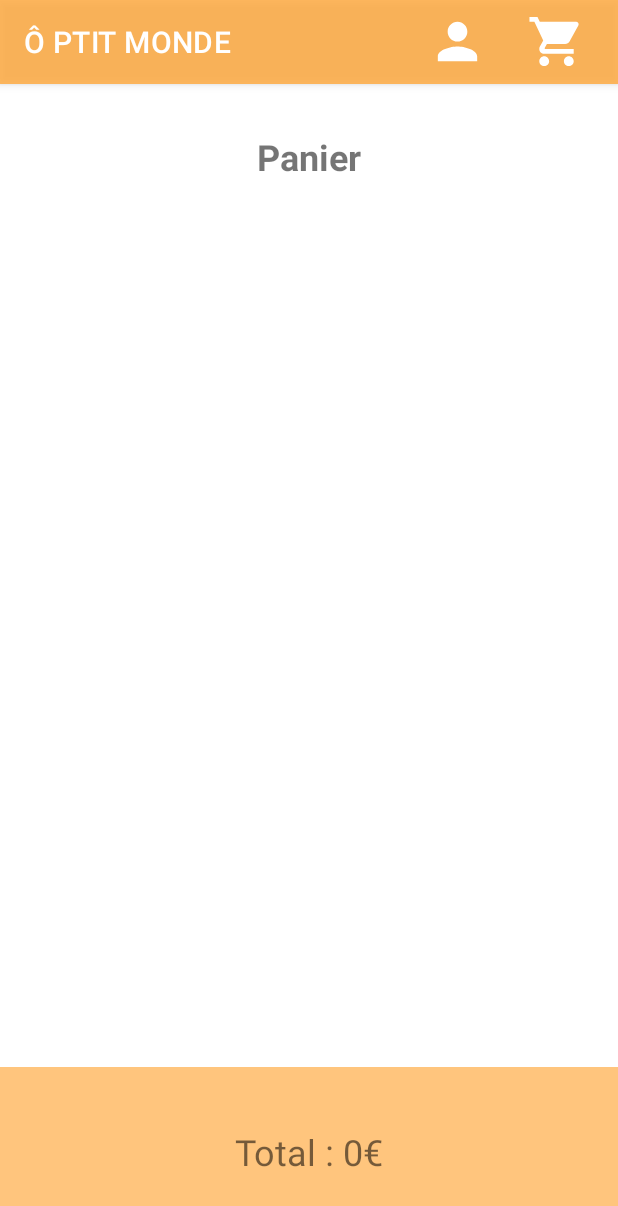
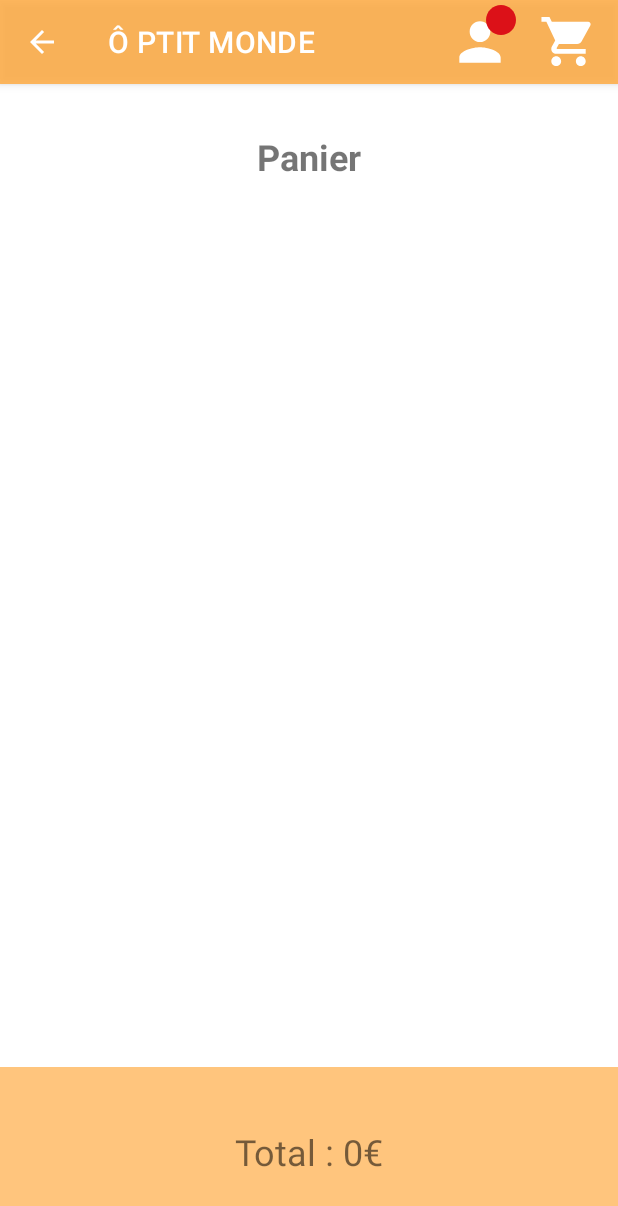
Before and after one commit to MathiasBoillot/AndroidERestaurant, an Android app: the screen it shows after launch (CartActivity), after a tap on an icon or button, on a phone screen of 412 x 824 dp. Shown: the top 1206 px of the screen. Run offline under Robolectric (Android 15) with nearby library versions, the phone set to English and light mode, and no system bars; our stand-ins replace Volley; Roboto replaces fonts that are not available here.

Commit message:
Fixed bugs

```diff
--- a/app/src/main/java/fr/isen/boillot/androiderestaurant/BaseActivity.kt
+++ b/app/src/main/java/fr/isen/boillot/androiderestaurant/BaseActivity.kt
@@ -5,6 +5,7 @@ import android.content.Intent
 import android.content.SharedPreferences
 import android.view.Menu
 import android.view.View
+import android.widget.ImageView
 import android.widget.TextView
 import androidx.appcompat.app.AppCompatActivity
 import androidx.core.view.isVisible
@@ -15,14 +16,29 @@ open class BaseActivity : AppCompatActivity() {
 
     override fun onCreateOptionsMenu(menu: Menu?): Boolean {
         menuInflater.inflate(R.menu.basket_menu, menu)
-        val menuView = (menu?.findItem(R.id.show_basket)?.actionView).apply {
+        val cartView = (menu?.findItem(R.id.show_basket)?.actionView).apply {
             setupBadge(this)
         }
 
+        val userView = (menu?.findItem(R.id.show_user_account)?.actionView)
 
-        menuView?.setOnClickListener {
+
+        cartView?.setOnClickListener {
             startActivity(Intent(this, CartActivity::class.java))
         }
+
+        userView?.setOnClickListener {
+            startActivity(Intent(this, UserAccountActivity::class.java))
+        }
+
+        val sharedPreferences: SharedPreferences =
+            getSharedPreferences(FILE_PREF, Context.MODE_PRIVATE)
+        if(sharedPreferences.getString(ID, "0") != "0")
+            userView?.findViewById<ImageView>(R.id.user_status)?.setImageResource(R.drawable.badge_status_connected)
+        else
+            userView?.findViewById<ImageView>(R.id.user_status)?.setImageResource(R.drawable.badge_status_disconnected)
+        invalidateOptionsMenu()
+
 
 
         return super.onCreateOptionsMenu(menu)
@@ -41,6 +57,11 @@ open class BaseActivity : AppCompatActivity() {
         }
     }
 
+    override fun onResume() {
+        super.onResume()
+        invalidateOptionsMenu()
+    }
+
     companion object {
         const val FILE_ORDER = "cart.json"
         const val FILE_PREF = "app_pref"
--- a/app/src/main/java/fr/isen/boillot/androiderestaurant/CartActivity.kt
+++ b/app/src/main/java/fr/isen/boillot/androiderestaurant/CartActivity.kt
@@ -25,7 +25,7 @@ import fr.isen.boillot.androiderestaurant.model.OrderList
 import org.json.JSONObject
 import java.io.File
 
-class CartActivity : AppCompatActivity() {
+class CartActivity : BaseActivity() {
 
     private lateinit var binding: ActivityCartBinding
 
@@ -93,21 +93,21 @@ class CartActivity : AppCompatActivity() {
         }.apply()
     }
 
-    override fun onCreateOptionsMenu(menu: Menu?): Boolean {
-        menuInflater.inflate(R.menu.basket_menu, menu)
-        val menuView = menu?.findItem(R.id.show_basket)?.actionView
-        val countText = menuView?.findViewById(R.id.nbItems) as? TextView
-
-        countText?.isVisible = getItemsCount() > 0
-        countText?.text = getItemsCount().toString()
-
-        return true
-    }
-
-    private fun getItemsCount(): Int {
-        val sharedPreferences = getSharedPreferences(FILE_PREF, MODE_PRIVATE)
-        return sharedPreferences.getInt(BASKET_COUNTER, 0)
-    }
+//    override fun onCreateOptionsMenu(menu: Menu?): Boolean {
+//        menuInflater.inflate(R.menu.basket_menu, menu)
+//        val menuView = menu?.findItem(R.id.show_basket)?.actionView
+//        val countText = menuView?.findViewById(R.id.nbItems) as? TextView
+//
+//        countText?.isVisible = getItemsCount() > 0
+//        countText?.text = getItemsCount().toString()
+//
+//        return true
+//    }
+//
+//    private fun getItemsCount(): Int {
+//        val sharedPreferences = getSharedPreferences(FILE_PREF, MODE_PRIVATE)
+//        return sharedPreferences.getInt(BASKET_COUNTER, 0)
+//    }
 
     private fun orderPost(sharedPreferences: SharedPreferences, orderList: OrderList, file: File) {
         val queue = Volley.newRequestQueue(this)
@@ -127,16 +127,22 @@ class CartActivity : AppCompatActivity() {
             sharedPreferences.edit().apply {
                 putInt(BASKET_COUNTER, 0)
             }.apply()
+
+            val intent = Intent(this, SuccessOrderActivity::class.java)
+            intent.putExtra("price_paid", orderList.totalPriceOrder())
+
             file.delete()
             binding.recyclerViewCart.adapter?.notifyDataSetChanged()
             invalidateOptionsMenu()
-            startActivity(Intent(this, SuccessOrderActivity::class.java))
+
+            startActivity(intent)
 
         }) { error ->
             error.printStackTrace()
             Toast.makeText(this,
                 "Restaurant temporairement fermé, veuillez réessayez plus tard",
                 Toast.LENGTH_LONG).show()
+
             startActivity(Intent(this, ErrorOrderActivity::class.java))
 
         }
--- a/app/src/main/java/fr/isen/boillot/androiderestaurant/DetailActivity.kt
+++ b/app/src/main/java/fr/isen/boillot/androiderestaurant/DetailActivity.kt
@@ -1,6 +1,7 @@
 package fr.isen.boillot.androiderestaurant
 
 import android.content.Context
+import android.content.Intent
 import android.content.SharedPreferences
 import android.os.Bundle
 import com.google.android.material.snackbar.Snackbar
--- a/app/src/main/java/fr/isen/boillot/androiderestaurant/HomeActivity.kt
+++ b/app/src/main/java/fr/isen/boillot/androiderestaurant/HomeActivity.kt
@@ -7,14 +7,17 @@ import android.widget.Button
 import android.widget.Toast
 import fr.isen.boillot.androiderestaurant.databinding.ActivityHomeBinding
 
-private lateinit var binding: ActivityHomeBinding
 
 class HomeActivity : BaseActivity() {
+
+    private lateinit var binding: ActivityHomeBinding
+
     override fun onCreate(savedInstanceState: Bundle?) {
         super.onCreate(savedInstanceState)
 
         binding = ActivityHomeBinding.inflate(layoutInflater)
         setContentView(binding.root)
+
         binding.buttonStarter.setOnClickListener {
             Toast.makeText(applicationContext, "Choisissez votre entrée", Toast.LENGTH_LONG).show()
             displayListPage(binding.buttonStarter)
--- a/app/src/main/java/fr/isen/boillot/androiderestaurant/SuccessOrderActivity.kt
+++ b/app/src/main/java/fr/isen/boillot/androiderestaurant/SuccessOrderActivity.kt
@@ -16,8 +16,12 @@ class SuccessOrderActivity : AppCompatActivity() {
         binding = ActivitySuccessOrderBinding.inflate(layoutInflater)
         setContentView(binding.root)
 
-        binding.backHome.setOnClickListener {
+        val price = intent.getStringExtra("price_paid")
+
+        binding.backHomeSuccess.setOnClickListener {
             startActivity(Intent(this, HomeActivity::class.java))
         }
+
+        binding.priceOrderSuccess.text = price
     }
 }
--- /dev/null
+++ b/app/src/main/res/drawable/badge_status_connected.xml
@@ -0,0 +1,5 @@
+<vector android:height="200dp" android:tint="#0EDC2C"
+    android:viewportHeight="24" android:viewportWidth="24"
+    android:width="200dp" xmlns:android="http://schemas.android.com/apk/res/android">
+    <path android:fillColor="@android:color/white" android:pathData="M12,2C6.47,2 2,6.47 2,12s4.47,10 10,10 10,-4.47 10,-10S17.53,2 12,2z"/>
+</vector>
--- /dev/null
+++ b/app/src/main/res/drawable/badge_status_disconnected.xml
@@ -0,0 +1,5 @@
+<vector android:height="24dp" android:tint="#DC1118"
+    android:viewportHeight="24" android:viewportWidth="24"
+    android:width="24dp" xmlns:android="http://schemas.android.com/apk/res/android">
+    <path android:fillColor="@android:color/white" android:pathData="M12,2C6.47,2 2,6.47 2,12s4.47,10 10,10 10,-4.47 10,-10S17.53,2 12,2z"/>
+</vector>
--- a/app/src/main/res/layout/cart_badge.xml
+++ b/app/src/main/res/layout/cart_badge.xml
@@ -5,24 +5,11 @@
     android:layout_height="wrap_content">
 
     <ImageView
-        android:id="@+id/cart_logo2"
-        android:layout_width="50dp"
-        android:layout_height="50dp"
-        android:layout_marginEnd="16dp"
-        android:contentDescription="@string/basket_item"
-        android:padding="5dp"
-        app:layout_constraintBottom_toBottomOf="parent"
-        app:layout_constraintEnd_toStartOf="@+id/cart_logo"
-        app:layout_constraintHorizontal_bias="1.0"
-        app:layout_constraintStart_toStartOf="parent"
-        app:layout_constraintTop_toTopOf="parent"
-        app:srcCompat="@drawable/ic_baseline_person_24" />
-
-    <ImageView
         android:id="@+id/cart_logo"
         android:layout_width="50dp"
         android:layout_height="50dp"
-        android:layout_marginStart="50dp"
+        android:layout_marginStart="8dp"
+        android:layout_marginEnd="8dp"
         android:contentDescription="@string/basket_item"
         android:padding="5dp"
         app:layout_constraintBottom_toBottomOf="parent"
--- /dev/null
+++ b/app/src/main/res/layout/user_badge.xml
@@ -0,0 +1,30 @@
+<?xml version="1.0" encoding="utf-8"?>
+<androidx.constraintlayout.widget.ConstraintLayout xmlns:android="http://schemas.android.com/apk/res/android"
+    xmlns:app="http://schemas.android.com/apk/res-auto"
+    xmlns:tools="http://schemas.android.com/tools"
+    android:layout_width="wrap_content"
+    android:layout_height="wrap_content">
+
+    <ImageView
+        android:id="@+id/user_logo"
+        android:layout_width="52dp"
+        android:layout_height="53dp"
+        android:layout_marginStart="8dp"
+        android:contentDescription="@string/basket_item"
+        android:padding="5dp"
+        app:layout_constraintBottom_toBottomOf="parent"
+        app:layout_constraintEnd_toEndOf="parent"
+        app:layout_constraintStart_toStartOf="parent"
+        app:layout_constraintTop_toTopOf="parent"
+        app:srcCompat="@drawable/ic_baseline_person_24" />
+
+    <ImageView
+        android:id="@+id/user_status"
+        android:layout_width="24dp"
+        android:layout_height="24dp"
+        android:contentDescription="@string/badge_status"
+        app:layout_constraintEnd_toEndOf="parent"
+        app:layout_constraintTop_toTopOf="parent"
+        app:srcCompat="@drawable/badge_status_disconnected" />
+
+</androidx.constraintlayout.widget.ConstraintLayout>
--- a/app/src/main/res/menu/basket_menu.xml
+++ b/app/src/main/res/menu/basket_menu.xml
@@ -1,6 +1,12 @@
 <?xml version="1.0" encoding="utf-8"?>
 <menu xmlns:android="http://schemas.android.com/apk/res/android"
     xmlns:app="http://schemas.android.com/apk/res-auto">
+    <item
+        android:id="@+id/show_user_account"
+        android:icon="@drawable/ic_baseline_shopping_cart_24"
+        android:title="@string/basket"
+        app:actionLayout="@layout/user_badge"
+        app:showAsAction="ifRoom" />
     <item
         android:id="@+id/show_basket"
         android:icon="@drawable/ic_baseline_shopping_cart_24"
--- a/app/src/main/res/values/strings.xml
+++ b/app/src/main/res/values/strings.xml
@@ -51,9 +51,10 @@
     <string name="paypal">PAYPAL</string>
     <string name="random_price">45.50€</string>
     <string name="success_order_image">Success order image</string>
-    <string name="back_homepage" >Retour à l\'accueil</string>
+    <string name="back_homepage">Retour à l\'accueil</string>
     <string name="add_cart">Ajouter au panier</string>
     <string name="payment_denied">PAIEMENT REJETÉ</string>
     <string name="back_order">Revenir au panier</string>
     <string name="erreur_code">Une erreur est survenue, veuillez réessayer plus tard</string>
+    <string name="badge_status">Badge status de connexion</string>
 </resources>
```
Also changed, not shown: app/src/main/AndroidManifest.xml (+14 -13 lines), app/src/main/java/fr/isen/boillot/androiderestaurant/ListActivity.kt (+17 -16 lines), app/src/main/java/fr/isen/boillot/androiderestaurant/RegisterActivity.kt (+12 -2 lines), app/src/main/java/fr/isen/boillot/androiderestaurant/UserAccountActivity.kt (added, +28 -0 lines), app/src/main/res/layout/activity_success_order.xml (+23 -23 lines), app/src/main/res/layout/activity_user_account.xml (added, +18 -0 lines).
